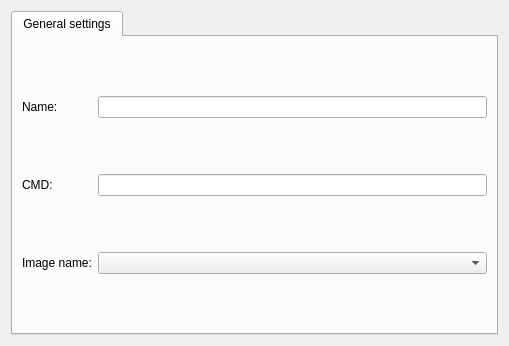
This is gns3/modules/docker/ui/docker_vm_configuration_page.ui in GNS3/gns3-gui as Qt 5 draws it before an edit. The edited form follows.
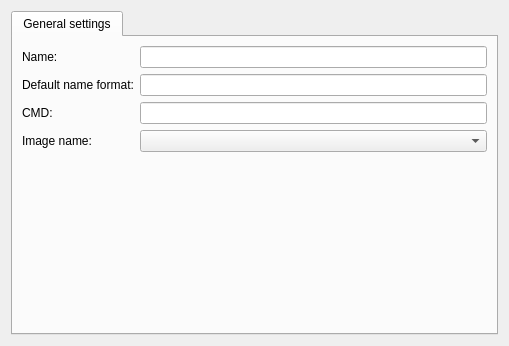
This is the edited form.

Commit message: User configurable default name format for Docker. Fixes #748.

```diff
--- a/gns3/modules/docker/ui/docker_vm_configuration_page.ui
+++ b/gns3/modules/docker/ui/docker_vm_configuration_page.ui
@@ -24,34 +24,37 @@
        <string>General settings</string>
       </attribute>
       <layout class="QGridLayout" name="gridLayout">
-       <item row="0" column="0">
-        <widget class="QLabel" name="uiNameLabel">
-         <property name="text">
-          <string>Name:</string>
-         </property>
-        </widget>
-       </item>
-       <item row="0" column="1">
-        <widget class="QLineEdit" name="uiNameLineEdit"/>
-       </item>
-       <item row="1" column="0">
+       <item row="2" column="0">
         <widget class="QLabel" name="uiCMDLabel">
          <property name="text">
           <string>CMD:</string>
          </property>
         </widget>
        </item>
-       <item row="1" column="1">
+       <item row="2" column="1">
         <widget class="QLineEdit" name="uiCMDLineEdit"/>
        </item>
-       <item row="2" column="0">
+       <item row="3" column="0">
         <widget class="QLabel" name="uiImageListLabel">
          <property name="text">
           <string>Image name:</string>
          </property>
         </widget>
        </item>
-       <item row="2" column="1">
+       <item row="4" column="1">
+        <spacer name="verticalSpacer">
+         <property name="orientation">
+          <enum>Qt::Vertical</enum>
+         </property>
+         <property name="sizeHint" stdset="0">
+          <size>
+           <width>20</width>
+           <height>40</height>
+          </size>
+         </property>
+        </spacer>
+       </item>
+       <item row="3" column="1">
         <widget class="QComboBox" name="uiImageListComboBox">
          <property name="sizePolicy">
           <sizepolicy hsizetype="Expanding" vsizetype="Fixed">
@@ -61,6 +64,26 @@
          </property>
         </widget>
        </item>
+       <item row="0" column="0">
+        <widget class="QLabel" name="uiNameLabel">
+         <property name="text">
+          <string>Name:</string>
+         </property>
+        </widget>
+       </item>
+       <item row="0" column="1">
+        <widget class="QLineEdit" name="uiNameLineEdit"/>
+       </item>
+       <item row="1" column="0">
+        <widget class="QLabel" name="uiDefaultNameFormatLabel">
+         <property name="text">
+          <string>Default name format:</string>
+         </property>
+        </widget>
+       </item>
+       <item row="1" column="1">
+        <widget class="QLineEdit" name="uiDefaultNameFormatLineEdit"/>
+       </item>
       </layout>
      </widget>
     </widget>
```
The commit also changes 6 other files.
